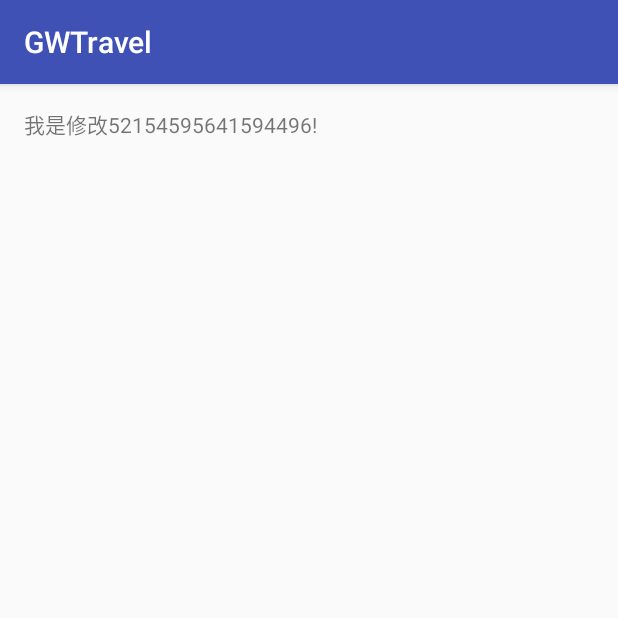
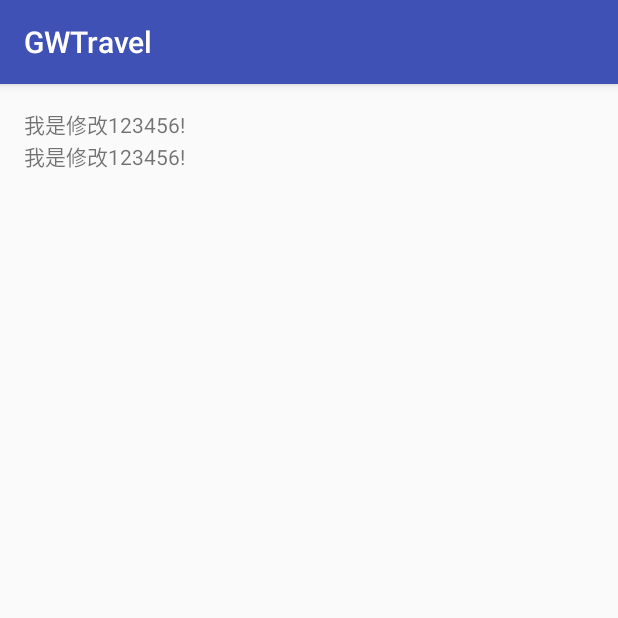
Before and after one commit to yijiehello/GWTravels, an Android app: the screen it shows after launch (MainActivity), on a phone screen of 412 x 824 dp, the top half of it. Run offline under Robolectric (Android 15) with nearby library versions, the phone set to English and light mode, and no system bars.

Commit message:
New changelist

```diff
--- a/app/src/main/res/layout/activity_main.xml
+++ b/app/src/main/res/layout/activity_main.xml
@@ -11,7 +11,14 @@
     tools:context="com.gwtravel.MainActivity">
 
     <TextView
+        android:id="@+id/tv"
         android:layout_width="wrap_content"
         android:layout_height="wrap_content"
-        android:text="我是修改52154595641594496!" />
+        android:text="我是修改123456!" />
+    <TextView
+        android:layout_below="@id/tv"
+        android:layout_width="wrap_content"
+        android:layout_height="wrap_content"
+        android:text="我是修改123456!" />
+
 </RelativeLayout>
```
